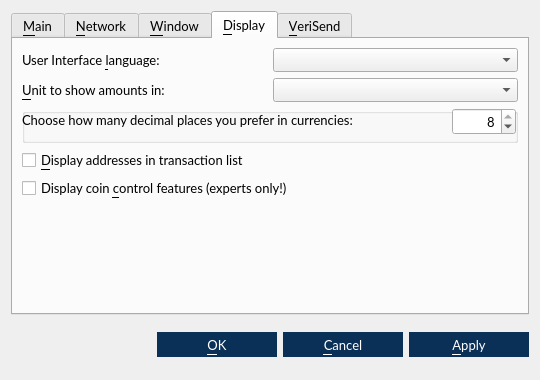
The window that src/qt/forms/optionsdialog.ui (VeriConomy/vericoin) describes before a commit, drawn with Qt 5.
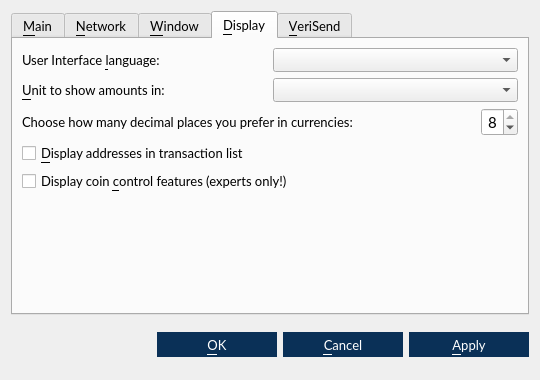
The same window after the commit. Custom widgets are drawn as their Qt base class.

Commit message: windows compatability changes

```diff
--- a/src/qt/forms/optionsdialog.ui
+++ b/src/qt/forms/optionsdialog.ui
@@ -395,34 +395,86 @@
         </layout>
        </item>
        <item>
-        <widget class="QGroupBox" name="decimalGroupBox">
-         <property name="title">
-          <string/>
+        <layout class="QHBoxLayout" name="horizontalLayout">
+         <property name="leftMargin">
+          <number>0</number>
          </property>
+         <property name="topMargin">
+          <number>0</number>
+         </property>
+         <property name="bottomMargin">
+          <number>0</number>
+         </property>
+         <item>
+          <widget class="QLabel" name="decimalLabel">
+           <property name="sizePolicy">
+            <sizepolicy hsizetype="Minimum" vsizetype="Fixed">
+             <horstretch>0</horstretch>
+             <verstretch>0</verstretch>
+            </sizepolicy>
+           </property>
+           <property name="minimumSize">
+            <size>
+             <width>0</width>
+             <height>0</height>
+            </size>
+           </property>
+           <property name="maximumSize">
+            <size>
+             <width>16777215</width>
+             <height>16777215</height>
+            </size>
+           </property>
+           <property name="baseSize">
+            <size>
+             <width>0</width>
+             <height>0</height>
+            </size>
+           </property>
+           <property name="font">
+            <font>
+             <pointsize>10</pointsize>
+            </font>
+           </property>
+           <property name="layoutDirection">
+            <enum>Qt::LeftToRight</enum>
+           </property>
+           <property name="text">
+            <string>Choose how many decimal places you prefer in currencies:</string>
+           </property>
+          </widget>
+         </item>
+         <item>
          <widget class="QSpinBox" name="decimalPoints">
-          <property name="geometry">
-           <rect>
-            <x>430</x>
-            <y>0</y>
-            <width>64</width>
-            <height>27</height>
-           </rect>
-          </property>
           <property name="sizePolicy">
-           <sizepolicy hsizetype="Preferred" vsizetype="Fixed">
+            <sizepolicy hsizetype="Fixed" vsizetype="Fixed">
             <horstretch>0</horstretch>
             <verstretch>0</verstretch>
            </sizepolicy>
           </property>
+           <property name="minimumSize">
+            <size>
+             <width>0</width>
+             <height>28</height>
+            </size>
+           </property>
           <property name="maximumSize">
            <size>
             <width>16777215</width>
             <height>16777215</height>
            </size>
           </property>
+           <property name="font">
+            <font>
+             <pointsize>11</pointsize>
+            </font>
+           </property>
           <property name="toolTip">
            <string>How many decimal places to display in currencies.</string>
           </property>
+           <property name="layoutDirection">
+            <enum>Qt::LeftToRight</enum>
+           </property>
           <property name="alignment">
            <set>Qt::AlignRight|Qt::AlignTrailing|Qt::AlignVCenter</set>
           </property>
@@ -433,44 +485,16 @@
            <number>8</number>
           </property>
          </widget>
-         <widget class="QLabel" name="decimalLabel">
-          <property name="geometry">
-           <rect>
-            <x>0</x>
-            <y>0</y>
-            <width>400</width>
-            <height>24</height>
-           </rect>
-          </property>
-          <property name="minimumSize">
-           <size>
-            <width>400</width>
-            <height>24</height>
-           </size>
-          </property>
-          <property name="maximumSize">
-           <size>
-            <width>0</width>
-            <height>0</height>
-           </size>
-          </property>
-          <property name="baseSize">
-           <size>
-            <width>0</width>
-            <height>0</height>
-           </size>
-          </property>
-          <property name="layoutDirection">
-           <enum>Qt::RightToLeft</enum>
-          </property>
-          <property name="text">
-           <string>Choose how many decimal places you prefer in currencies:</string>
-          </property>
-         </widget>
-        </widget>
+         </item>
+        </layout>
        </item>
        <item>
         <widget class="QCheckBox" name="displayAddresses">
+         <property name="font">
+          <font>
+           <pointsize>10</pointsize>
+          </font>
+         </property>
          <property name="toolTip">
           <string>Whether to show VeriCoin addresses in the transaction list or not.</string>
          </property>
@@ -481,6 +505,11 @@
        </item>
        <item>
         <widget class="QCheckBox" name="coinControlFeatures">
+         <property name="font">
+          <font>
+           <pointsize>10</pointsize>
+          </font>
+         </property>
          <property name="toolTip">
           <string>Whether to show coin control features or not.</string>
          </property>
```
Left out of the diff: 10 changed lines with no effect on the pictures. Lines whose indentation alone changed are shown as unchanged. The commit also changes 6 other files.
